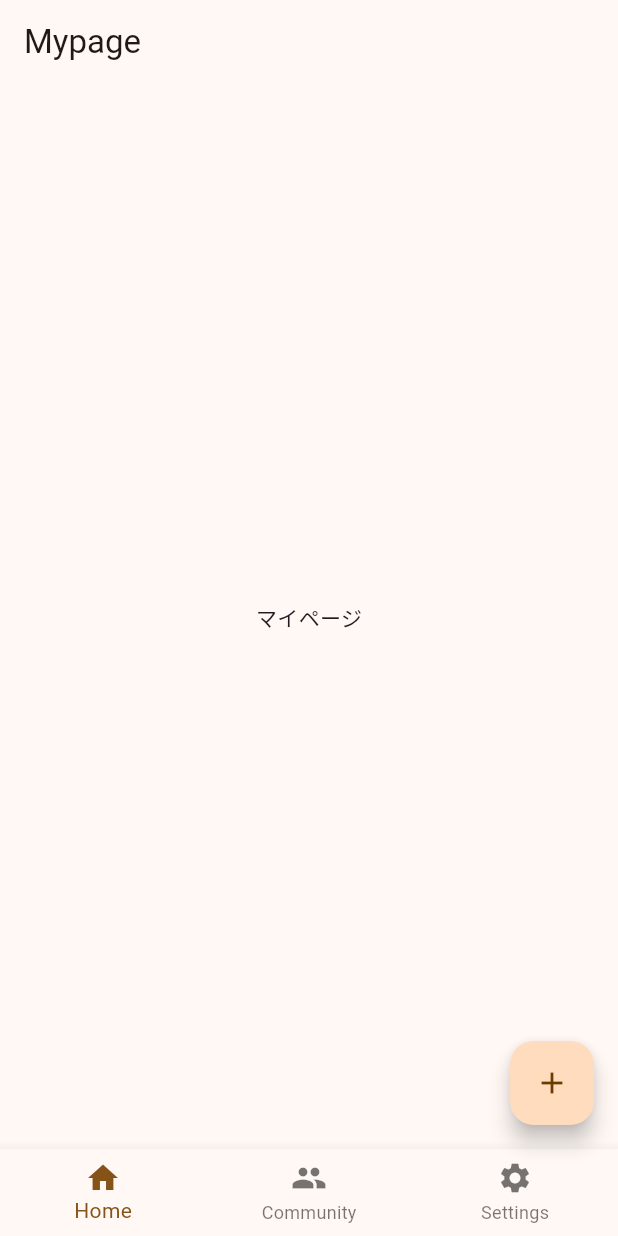
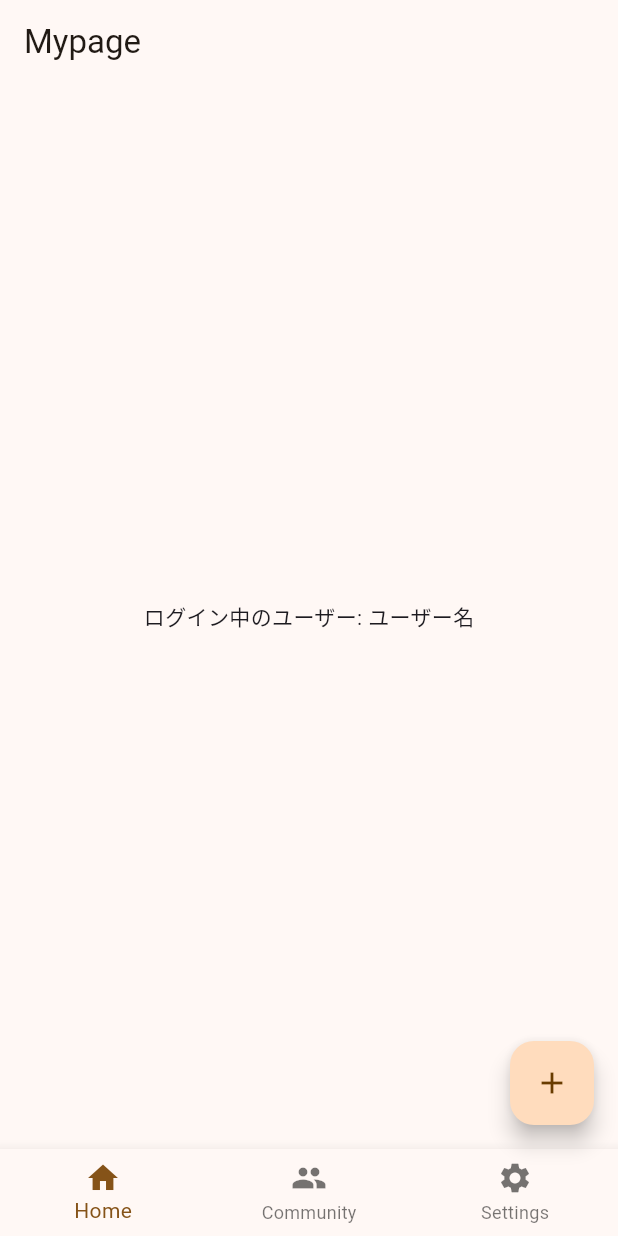
Before and after one commit to tomurango/kotsukotsushare, a Flutter app: the screen it shows once a user with an empty profile is signed in, on a phone screen of 412 x 824 dp. Run offline on Flutter 3.47's test engine with Material 3 defaults, Android fonts, the phone set to English and light mode, and no system bars; our stand-ins replace firebase_auth, firebase_core, flutter_hooks, flutter_riverpod, google_fonts, google_sign_in and 2 more; accounts and stored records are empty.

Commit message:
Riverpodでログインするように修正した

```diff
--- a/lib/main.dart
+++ b/lib/main.dart
@@ -2,6 +2,7 @@ import 'package:flutter/material.dart';
 import 'package:material_color_utilities/material_color_utilities.dart';
 import 'package:google_fonts/google_fonts.dart';
 import 'package:firebase_core/firebase_core.dart';
+import 'package:hooks_riverpod/hooks_riverpod.dart';
 import 'firebase_options.dart';
 import 'src/auth_wrapper.dart';
 
@@ -28,7 +29,10 @@ void main() async{
     options: DefaultFirebaseOptions.currentPlatform,
   );
 
-  runApp(MyApp(lightScheme: lightColorScheme, darkScheme: darkColorScheme));
+  runApp(ProviderScope(child: MyApp(
+    lightScheme: lightColorScheme,
+    darkScheme: darkColorScheme,
+  )));
 }
 
 class MyApp extends StatelessWidget {
--- a/lib/src/auth_wrapper.dart
+++ b/lib/src/auth_wrapper.dart
@@ -1,26 +1,26 @@
-import 'package:firebase_auth/firebase_auth.dart';
 import 'package:flutter/material.dart';
+import 'providers/auth_provider.dart';
 import 'screens/login_screen.dart';
 import 'screens/main_screen.dart';
+import 'package:hooks_riverpod/hooks_riverpod.dart';
 
-class AuthWrapper extends StatelessWidget {
+class AuthWrapper extends HookConsumerWidget {
   @override
-  Widget build(BuildContext context) {
-    return StreamBuilder<User?>(
-      stream: FirebaseAuth.instance.authStateChanges(),
-      builder: (context, snapshot) {
-        if (snapshot.connectionState == ConnectionState.active) {
-          User? user = snapshot.data;
-          // ログイン状態に応じて画面を切り替え
-          if (user == null) {
-            return LoginScreen(); // 未ログイン
-          } else {
-            return MainScreen(); // ログイン済み
-          }
+  Widget build(BuildContext context, WidgetRef ref) {
+    final authState = ref.watch(authStateProvider);
+
+    return authState.when(
+      data: (user) {
+        if (user == null) {
+          // 未ログイン状態ならログイン画面を表示
+          return LoginScreen();
         } else {
-          return CircularProgressIndicator(); // 読み込み中
+          // ログイン済みならメイン画面を表示
+          return MainScreen();
         }
       },
+      loading: () => Scaffold(body: Center(child: CircularProgressIndicator())),
+      error: (error, stackTrace) => Scaffold(body: Center(child: Text('Error: $error'))),
     );
   }
 }
--- /dev/null
+++ b/lib/src/providers/auth_provider.dart
@@ -0,0 +1,21 @@
+import 'package:flutter_riverpod/flutter_riverpod.dart';
+import 'package:firebase_auth/firebase_auth.dart';
+
+// 認証状態を管理するプロバイダ
+final authStateProvider = StreamProvider<User?>((ref) {
+  return FirebaseAuth.instance.authStateChanges();
+});
+
+
+final userProvider = Provider<String?>((ref) {
+  // 仮のユーザー名。実際には、認証状態から取得します。
+  // nullの場合、ログインしていないとみなします。
+  return "ユーザー名"; // ここを実際のユーザ名を取得する処理に置き換えます
+});
+
+// ユーザー情報を管理するプロバイダ（例として）
+/*
+final userProvider = Provider<String?>((ref) {
+  final user = ref.watch(authStateProvider).data?.value;
+  return user?.displayName;
+});*/
--- a/lib/src/screens/main_screen.dart
+++ b/lib/src/screens/main_screen.dart
@@ -1,58 +1,38 @@
 import 'package:flutter/material.dart';
-import 'package:firebase_auth/firebase_auth.dart';
+import 'package:hooks_riverpod/hooks_riverpod.dart';
+import 'package:flutter_hooks/flutter_hooks.dart';
 import 'mypage_screen.dart';
 import 'share_screen.dart';
 import 'setting_screen.dart';
 import 'create_kotsukotsu_screen.dart';
-import 'login_screen.dart';
 import '../widgets/custom_bottom_app_bar.dart';
 
-class MainScreen extends StatefulWidget {
+class MainScreen extends HookConsumerWidget {
   @override
-  _MainScreenState createState() => _MainScreenState();
-}
+  Widget build(BuildContext context, WidgetRef ref) {
+    // useStateで_statefulWidgetのようにローカル状態を管理
+    final selectedIndex = useState(0);
 
-class _MainScreenState extends State<MainScreen> {
-  int _selectedIndex = 0;
-  late List<Widget> _pages;
-
-  @override
-  void initState() {
-    super.initState();
-    // 配列の順番がページに対応する番号であり、CustomBottomAppBarのindexとも対応している
-    _pages = [
-      MypageScreen(onNavigate: _navigateTo),
-      ShareScreen(onNavigate: _navigateTo),
-      SettingScreen(onNavigate: _navigateTo),
-    ];
-  }
-
-  final List<String> _titles = [
-    'Mypage',
-    'Share',
-    'Create KotsuKotsu',
+    // ページのリストを設定
+    final pages = [
+      MypageScreen(onNavigate: (index) => selectedIndex.value = index),
+      ShareScreen(onNavigate: (index) => selectedIndex.value = index),
+      SettingScreen(onNavigate: (index) => selectedIndex.value = index),
     ];
 
-  void _navigateTo(int index) {
-    setState(() {
-      _selectedIndex = index;
-    });
-  }
-
-  @override
-  Widget build(BuildContext context) {
-    // final user = FirebaseAuth.instance.currentUser;
+    // タイトルのリスト
+    final titles = ['Mypage', 'Share', 'Create KotsuKotsu'];
 
     return Scaffold(
       appBar: AppBar(
-        title: Text(_titles[_selectedIndex]),
+        title: Text(titles[selectedIndex.value]),
       ),
-      body: _pages[_selectedIndex],
+      body: pages[selectedIndex.value],
       bottomNavigationBar: CustomBottomAppBar(
-        onNavigate: _navigateTo,
-        selectedIndex: _selectedIndex,
+        onNavigate: (index) => selectedIndex.value = index,
+        selectedIndex: selectedIndex.value,
       ),
-      floatingActionButton: _selectedIndex == 0 || _selectedIndex == 1
+      floatingActionButton: selectedIndex.value == 0 || selectedIndex.value == 1
         ? FloatingActionButton(
             onPressed: () {
               Navigator.push(
--- a/lib/src/screens/mypage_screen.dart
+++ b/lib/src/screens/mypage_screen.dart
@@ -1,14 +1,20 @@
 import 'package:flutter/material.dart';
+import 'package:flutter_riverpod/flutter_riverpod.dart';
+import '../providers/auth_provider.dart';
 
-class MypageScreen extends StatelessWidget {
+class MypageScreen extends ConsumerWidget {
   final Function(int) onNavigate;
 
   MypageScreen({required this.onNavigate});
 
   @override
-  Widget build(BuildContext context) {
+  Widget build(BuildContext context, WidgetRef ref) {
+    final userName = ref.watch(userProvider);
+
     return Center(
-      child: Text('マイページ'),
+      child: userName != null
+          ? Text('ログイン中のユーザー: $userName')
+          : Text('ログインしていません'),
     );
   }
 }
--- a/pubspec.yaml
+++ b/pubspec.yaml
@@ -35,6 +35,8 @@ dependencies:
   firebase_core: ^2.4.0
   firebase_auth: ^4.0.1
   google_sign_in: ^6.1.4
+  hooks_riverpod: ^2.5.2
+  flutter_hooks: ^0.20.5
 
 
   # The following adds the Cupertino Icons font to your application.
```
Also changed, not shown: pubspec.lock. Lines whose indentation alone changed are shown as unchanged.
